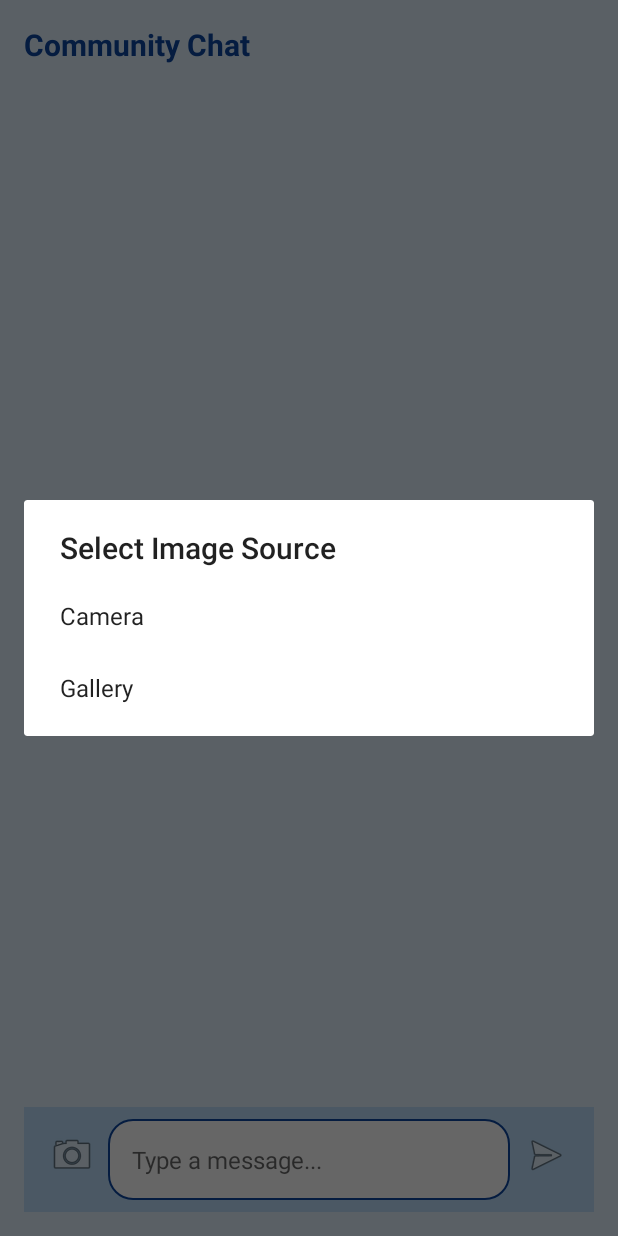
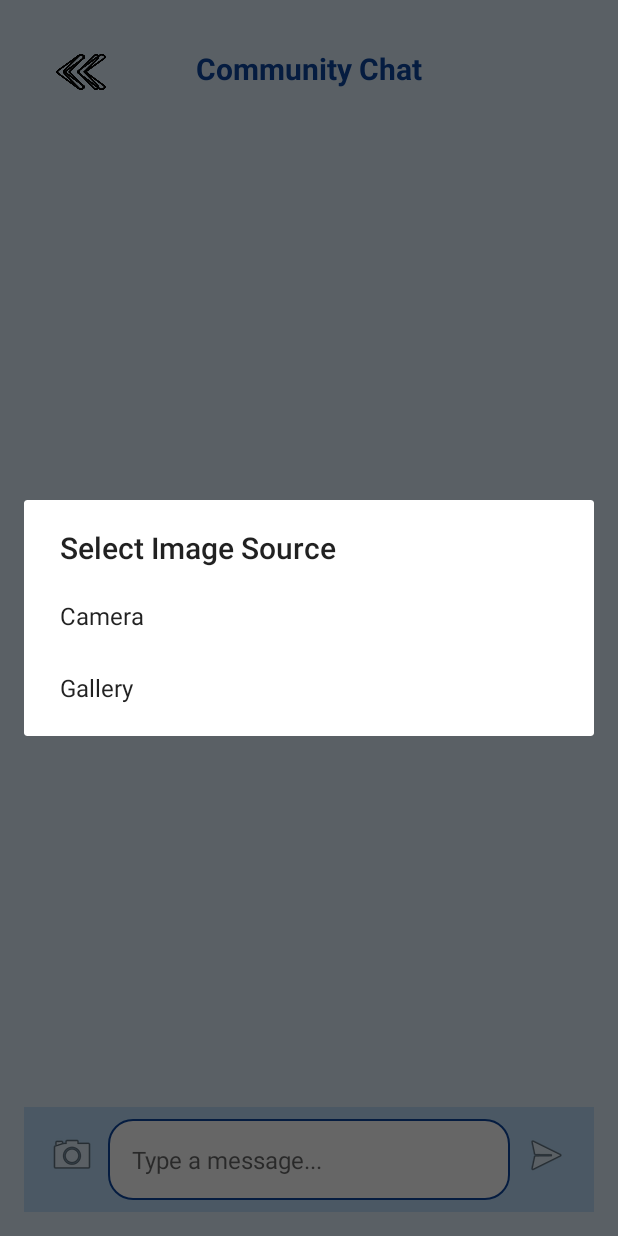
Before and after one commit to Rima-Alsubhi/activetechproject, an Android app: the ChatActivity screen opened directly, with no data from a screen before it, after a tap on "Attach", on a phone screen of 412 x 824 dp. Run offline under Robolectric (Android 15) with nearby library versions, the phone set to English and light mode, and no system bars; our stand-ins replace CircleImageView, Firebase (no records; nobody signed in at launch, a user with empty details on screens opened directly).

Commit message:
Modifying the sendMessage so that when the user sends a message, his name that stored in Firebase appears, and adding a back button

```diff
--- a/app/src/main/res/layout/activity_chat.xml
+++ b/app/src/main/res/layout/activity_chat.xml
@@ -1,4 +1,5 @@
-<RelativeLayout xmlns:android="http://schemas.android.com/apk/res/android"
+<RelativeLayout
+    xmlns:android="http://schemas.android.com/apk/res/android"
     android:layout_width="match_parent"
     android:layout_height="match_parent"
     android:background="#E3F2FD"
@@ -11,7 +12,11 @@
         android:text="Community Chat"
         android:textColor="#0D47A1"
         android:textSize="20sp"
-        android:textStyle="bold" />
+        android:textStyle="bold"
+        android:layout_alignParentTop="true"
+        android:layout_centerHorizontal="true"
+        android:layout_marginTop="16dp" />
+
 
     <androidx.recyclerview.widget.RecyclerView
         android:id="@+id/chat_recycler_view"
@@ -44,9 +49,9 @@
             android:layout_width="0dp"
             android:layout_height="wrap_content"
             android:layout_weight="1"
+            android:background="@drawable/rounded_edittext"
             android:hint="Type a message..."
             android:padding="16dp"
-            android:background="@drawable/rounded_edittext"
             android:textColor="#0D47A1"
             android:textSize="16sp" />
 
@@ -59,5 +64,22 @@
             android:contentDescription="Send" />
     </LinearLayout>
 
+    <ImageButton
+        android:id="@+id/back_button"
+        android:layout_width="44dp"
+        android:layout_height="32dp"
+        android:layout_alignParentStart="true"
+        android:layout_alignParentTop="true"
+        android:layout_marginStart="16dp"
+        android:layout_marginLeft="16dp"
+        android:layout_marginTop="16dp"
+        android:layout_marginEnd="16dp"
+        android:layout_marginRight="16dp"
+        android:layout_marginBottom="16dp"
+        android:background="@drawable/back"
+        android:contentDescription="@string/back_button_description"
+        android:scaleType="fitCenter"
+        android:src="@drawable/back" />
+
 
 </RelativeLayout>
```
Also changed, not shown: app/src/main/java/com/example/activetechproject/ChatActivity.java (+50 -5 lines).
